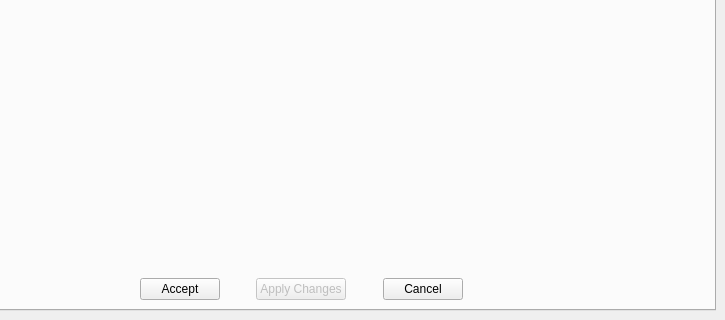
starviewer-medical/starviewer, file starviewer/src/inputoutput/qconfigurationscreenbase.ui: the form before one commit; both pictures show x 123 to 848 and y 296 to 616 of the 848 by 616 pixel window.
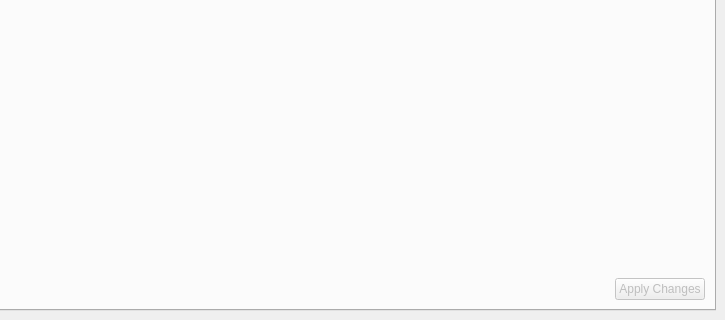
The form after the commit. The open tabs and pages were chosen to show the change. Icons and pictures are not drawn.

Commit message: BUG: per arreglar el bug #267 que provocava comportaments extranys en la finestra de configuració, s'han esborrat els botons d'acceptar i cancel·lar      de les pestanyes perquè no servien per a res l'únic que feien era amagar una part de la finestra. El botó útil és el d'aplicar els canvis.

Diff of the .ui file:
```diff
--- a/starviewer/src/inputoutput/qconfigurationscreenbase.ui
+++ b/starviewer/src/inputoutput/qconfigurationscreenbase.ui
@@ -1418,32 +1418,6 @@
            </property>
           </spacer>
          </item>
-         <item>
-          <widget class="QPushButton" name="m_buttonAcceptCache" >
-           <property name="toolTip" >
-            <string>Save changes and close the configuration window </string>
-           </property>
-           <property name="text" >
-            <string>Accept</string>
-           </property>
-          </widget>
-         </item>
-         <item>
-          <spacer>
-           <property name="orientation" >
-            <enum>Qt::Horizontal</enum>
-           </property>
-           <property name="sizeType" >
-            <enum>QSizePolicy::Fixed</enum>
-           </property>
-           <property name="sizeHint" >
-            <size>
-             <width>30</width>
-             <height>20</height>
-            </size>
-           </property>
-          </spacer>
-         </item>
          <item>
           <widget class="QPushButton" name="m_buttonApplyCache" >
            <property name="enabled" >
@@ -1460,51 +1434,6 @@
            </property>
           </widget>
          </item>
-         <item>
-          <spacer>
-           <property name="orientation" >
-            <enum>Qt::Horizontal</enum>
-           </property>
-           <property name="sizeType" >
-            <enum>QSizePolicy::Fixed</enum>
-           </property>
-           <property name="sizeHint" >
-            <size>
-             <width>31</width>
-             <height>20</height>
-            </size>
-           </property>
-          </spacer>
-         </item>
-         <item>
-          <widget class="QPushButton" name="m_buttonCancelCache" >
-           <property name="toolTip" >
-            <string>Cancel changes and close the windows</string>
-           </property>
-           <property name="layoutDirection" >
-            <enum>Qt::RightToLeft</enum>
-           </property>
-           <property name="text" >
-            <string>Cancel</string>
-           </property>
-          </widget>
-         </item>
-         <item>
-          <spacer>
-           <property name="orientation" >
-            <enum>Qt::Horizontal</enum>
-           </property>
-           <property name="sizeType" >
-            <enum>QSizePolicy::Expanding</enum>
-           </property>
-           <property name="sizeHint" >
-            <size>
-             <width>31</width>
-             <height>20</height>
-            </size>
-           </property>
-          </spacer>
-         </item>
         </layout>
        </item>
       </layout>
```
Left out of the diff: 72 changed lines with no effect on the pictures. The commit also changes 2 other files.
